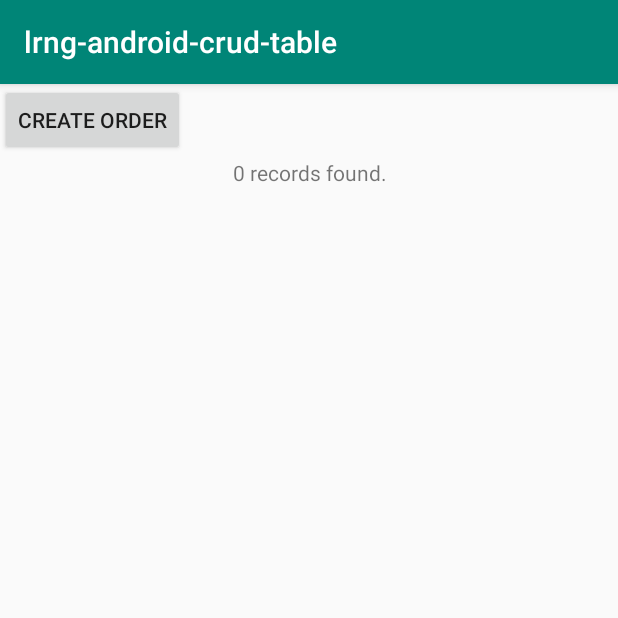
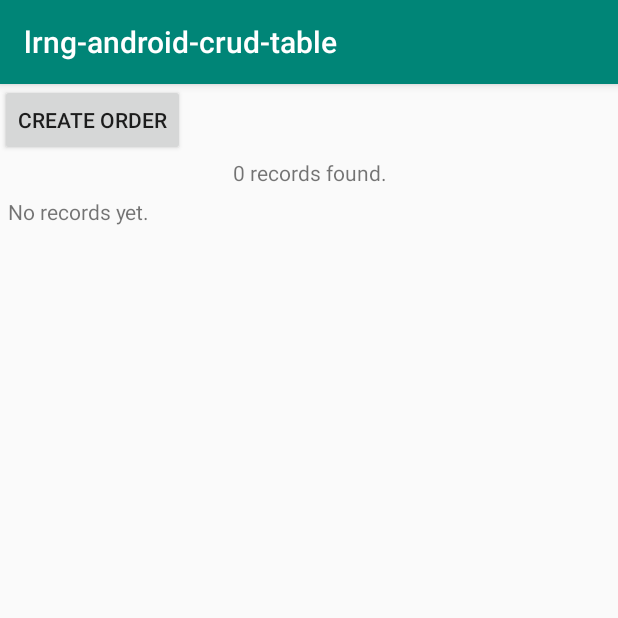
Before and after one commit to dsman1823/lrng-android-crud-table, an Android app: the screen it shows after launch (MainActivity), on a phone screen of 412 x 824 dp, the top half of it. Run offline under Robolectric (Android 15) with nearby library versions, the phone set to English and light mode, and no system bars.

Commit message:
add orders list

```diff
--- a/app/src/main/java/com/example/lrng_android_crud_table/MainActivity.java
+++ b/app/src/main/java/com/example/lrng_android_crud_table/MainActivity.java
@@ -2,12 +2,16 @@ package com.example.lrng_android_crud_table;
 
 import android.os.Bundle;
 import android.widget.Button;
+import android.widget.LinearLayout;
 import android.widget.TextView;
 
 import androidx.appcompat.app.AppCompatActivity;
 
 import com.example.lrng_android_crud_table.listener.OrderCreateOnClickListener;
+import com.example.lrng_android_crud_table.model.Order;
 import com.example.lrng_android_crud_table.repository.OrderRepo;
+
+import java.util.List;
 
 public class MainActivity extends AppCompatActivity {
 
@@ -22,10 +26,44 @@ public class MainActivity extends AppCompatActivity {
 
     public void updateData() {
         countRecords();
+        updateRecordList();
     }
 
     public void countRecords() {
         TextView textViewRecordCount = findViewById(R.id.textViewRecordCount);
         textViewRecordCount.setText(new OrderRepo(this).count() + " records found.");
     }
+
+    public void updateRecordList() {
+
+        LinearLayout linearLayoutRecords = (LinearLayout) findViewById(R.id.linearLayoutRecords);
+        linearLayoutRecords.removeAllViews();
+
+        List<Order> students = new OrderRepo(this).read();
+
+        if (students.size() > 0) {
+
+            for (Order obj : students) {
+
+                String textViewContents = String.format("%s\t%d\t%s", obj.getClient(),
+                        obj.getCost(),
+                        obj.getDate());
+
+                TextView orderItemView = new TextView(this);
+                orderItemView.setPadding(0, 10, 0, 10);
+                orderItemView.setText(textViewContents);
+                orderItemView.setTag(Integer.toString(obj.getId()));
+                linearLayoutRecords.addView(orderItemView);
+            }
+
+        } else {
+
+            TextView locationItem = new TextView(this);
+            locationItem.setPadding(8, 8, 8, 8);
+            locationItem.setText("No records yet.");
+
+            linearLayoutRecords.addView(locationItem);
+        }
+
+    }
 }
--- a/app/src/main/java/com/example/lrng_android_crud_table/repository/OrderRepo.java
+++ b/app/src/main/java/com/example/lrng_android_crud_table/repository/OrderRepo.java
@@ -2,9 +2,13 @@ package com.example.lrng_android_crud_table.repository;
 
 import android.content.ContentValues;
 import android.content.Context;
+import android.database.Cursor;
 import android.database.sqlite.SQLiteDatabase;
 
 import com.example.lrng_android_crud_table.model.Order;
+
+import java.util.ArrayList;
+import java.util.List;
 
 public class OrderRepo extends DatabaseHandler {
 
@@ -40,5 +44,32 @@ public class OrderRepo extends DatabaseHandler {
 
     }
 
+    public List<Order> read() {
+
+        List<Order> recordsList = new ArrayList<>();
+
+        String sql = "SELECT * FROM orders ORDER BY id DESC";
+
+        SQLiteDatabase db = this.getWritableDatabase();
+        Cursor cursor = db.rawQuery(sql, null);
+
+        if (cursor.moveToFirst()) {
+            do {
+
+                int id = Integer.parseInt(cursor.getString(cursor.getColumnIndex("id")));
+                int cost = cursor.getInt(cursor.getColumnIndex("cost"));
+                String date = cursor.getString(cursor.getColumnIndex("date"));
+                String client = cursor.getString(cursor.getColumnIndex("client"));
+                recordsList.add(new Order(id, client, cost, date));
+
+            } while (cursor.moveToNext());
+        }
+
+        cursor.close();
+        db.close();
+
+        return recordsList;
+    }
+
 
 }
--- a/app/src/main/res/layout/activity_main.xml
+++ b/app/src/main/res/layout/activity_main.xml
@@ -21,4 +21,19 @@
         android:layout_below="@+id/buttonCreateStudent"
         android:text="0 records found"
         android:padding="1dp" />
+
+    <ScrollView
+        android:id="@+id/scrollViewRecords"
+        android:layout_width="match_parent"
+        android:layout_height="wrap_content"
+        android:layout_below="@+id/textViewRecordCount" >
+
+        <LinearLayout
+            android:id="@+id/linearLayoutRecords"
+            android:layout_width="match_parent"
+            android:layout_height="wrap_content"
+            android:orientation="vertical" >
+
+        </LinearLayout>
+    </ScrollView>
 </LinearLayout>
```
